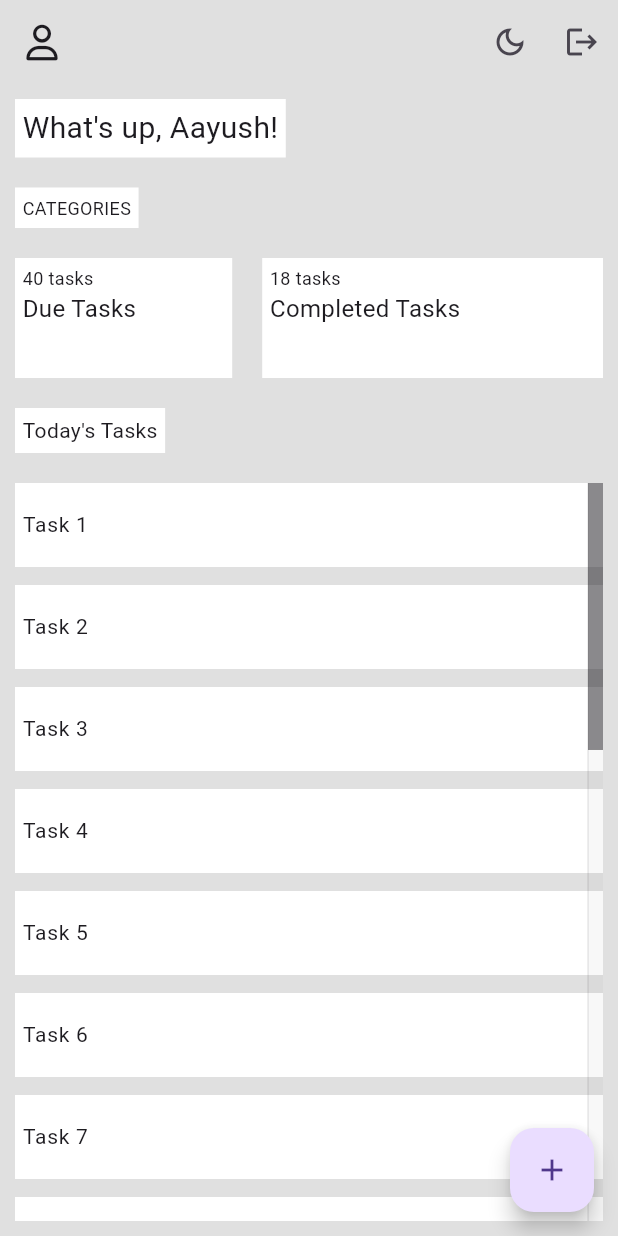
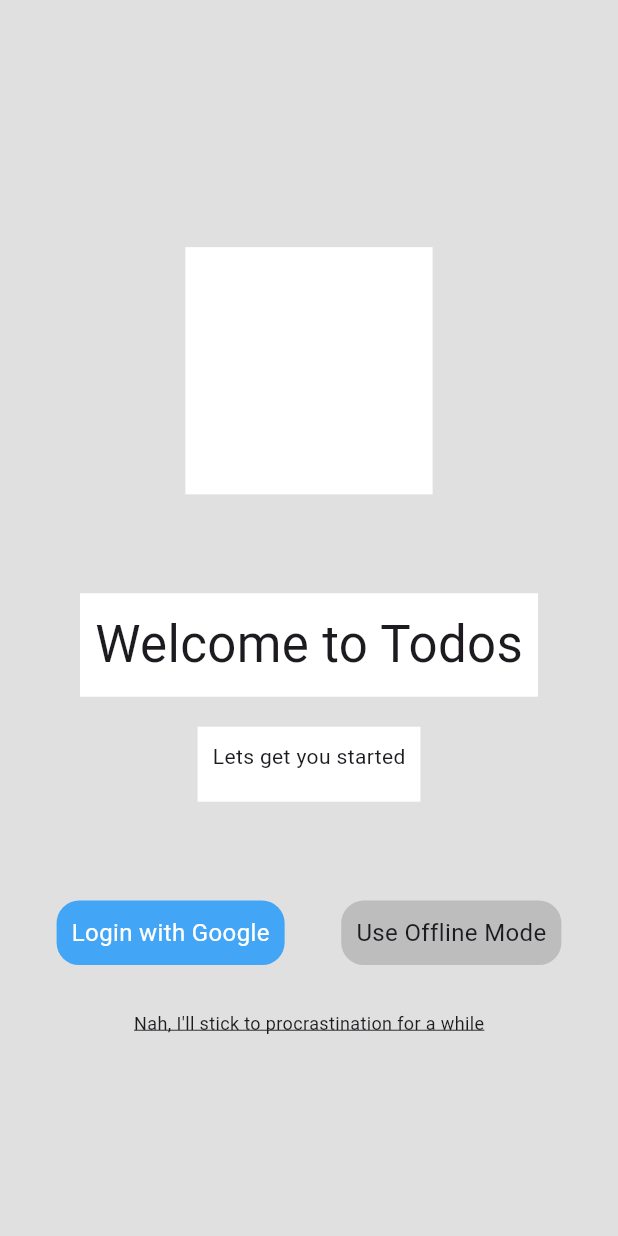
Before and after one commit to asmitrawal/todo_app, a Flutter app: the screen it shows after launch, on a phone screen of 412 x 824 dp. Run offline on Flutter 3.47's test engine with Material 3 defaults, Android fonts, the phone set to English and light mode, and no system bars; our stand-ins replace font_awesome_flutter, google_fonts; Roboto replaces fonts that are missing (Rosarivo).

Commit message:
made login page UI prototype

```diff
--- /dev/null
+++ b/lib/login/ui/login_screen.dart
@@ -0,0 +1,11 @@
+import 'package:flutter/material.dart';
+import 'package:todo_app/login/ui/login_widget.dart';
+
+class LoginScreen extends StatelessWidget {
+  const LoginScreen({super.key});
+
+  @override
+  Widget build(BuildContext context) {
+    return LoginWidget();
+  }
+}
--- /dev/null
+++ b/lib/login/ui/login_widget.dart
@@ -0,0 +1,98 @@
+import 'package:flutter/material.dart';
+
+class LoginWidget extends StatelessWidget {
+  const LoginWidget({super.key});
+
+  @override
+  Widget build(BuildContext context) {
+    return Scaffold(
+      body: Container(
+        width: double.infinity,
+        child: Column(
+          mainAxisAlignment: MainAxisAlignment.end,
+          crossAxisAlignment: CrossAxisAlignment.center,
+          children: [
+            Container(
+              height: MediaQuery.of(context).size.width * 0.4,
+              width: MediaQuery.of(context).size.width * 0.4,
+              color: Colors.white,
+              // child: ,
+            ),
+            SizedBox(
+              height: MediaQuery.of(context).size.height * 0.08,
+            ),
+            Container(
+              padding: EdgeInsets.all(10),
+              color: Colors.white,
+              child: Text(
+                "Welcome to Todos",
+                style: TextStyle(fontSize: 34),
+              ),
+            ),
+            SizedBox(
+              height: 20,
+            ),
+            Container(
+              padding: EdgeInsets.all(10),
+              height: 50,
+              color: Colors.white,
+              child: Text(
+                "Lets get you started",
+                style: TextStyle(fontSize: 14),
+              ),
+            ),
+            SizedBox(
+              height: MediaQuery.of(context).size.height * 0.08,
+            ),
+            Row(
+              mainAxisAlignment: MainAxisAlignment.spaceEvenly,
+              children: [
+                InkWell(
+                  onTap: () {},
+                  child: Container(
+                    padding: EdgeInsets.all(10),
+                    decoration: BoxDecoration(
+                        color: Colors.blue[400],
+                        borderRadius: BorderRadiusDirectional.circular(15)),
+                    child: Text(
+                      "Login with Google",
+                      style: TextStyle(
+                        fontSize: 16,
+                        color: Colors.white,
+                      ),
+                    ),
+                  ),
+                ),
+                Container(
+                  padding: EdgeInsets.all(10),
+                  decoration: BoxDecoration(
+                      color: Colors.grey[400],
+                      borderRadius: BorderRadiusDirectional.circular(15)),
+                  child: Text(
+                    "Use Offline Mode",
+                    style: TextStyle(fontSize: 16),
+                  ),
+                ),
+              ],
+            ),
+            SizedBox(
+              height: 20,
+            ),
+            Container(
+              padding: EdgeInsets.all(10),
+              // color: Colors.white,
+              child: Text(
+                "Nah, I'll stick to procrastination for a while",
+                style: TextStyle(
+                    fontSize: 12, decoration: TextDecoration.underline),
+              ),
+            ),
+            SizedBox(
+              height: MediaQuery.of(context).size.height * 0.15,
+            ),
+          ],
+        ),
+      ),
+    );
+  }
+}
--- a/lib/main.dart
+++ b/lib/main.dart
@@ -1,6 +1,6 @@
 import 'package:flutter/material.dart';
 import 'package:google_fonts/google_fonts.dart';
-import 'package:todo_app/dashboard/ui/dashboard_screen.dart';
+import 'package:todo_app/login/ui/login_screen.dart';
 
 void main() {
   runApp(const MyApp());
@@ -24,7 +24,7 @@ class MyApp extends StatelessWidget {
         //   bodyMedium: GoogleFonts.indieFlower(),
         // )
       ),
-      home: DashboardScreen(),
+      home: LoginScreen(),
       debugShowCheckedModeBanner: false,
     );
   }
--- a/pubspec.yaml
+++ b/pubspec.yaml
@@ -32,6 +32,7 @@ dependencies:
     sdk: flutter
   font_awesome_flutter: ^10.7.0
   google_fonts: ^6.2.1
+  faker: ^2.1.0
 
 
   # The following adds the Cupertino Icons font to your application.
```
Also changed, not shown: lib/login/repository/login_repository.dart (added), pubspec.lock.
